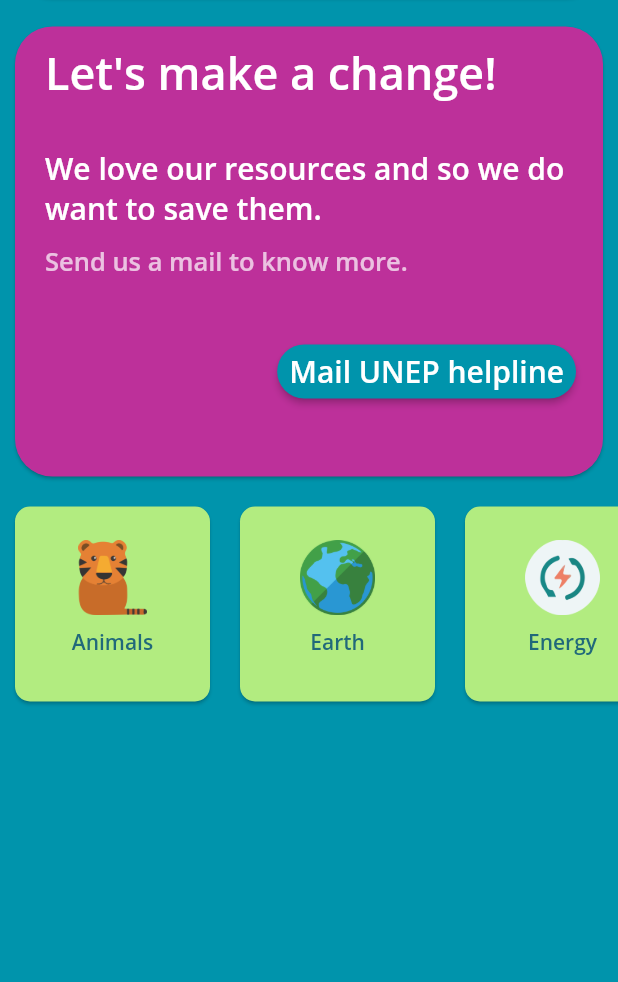
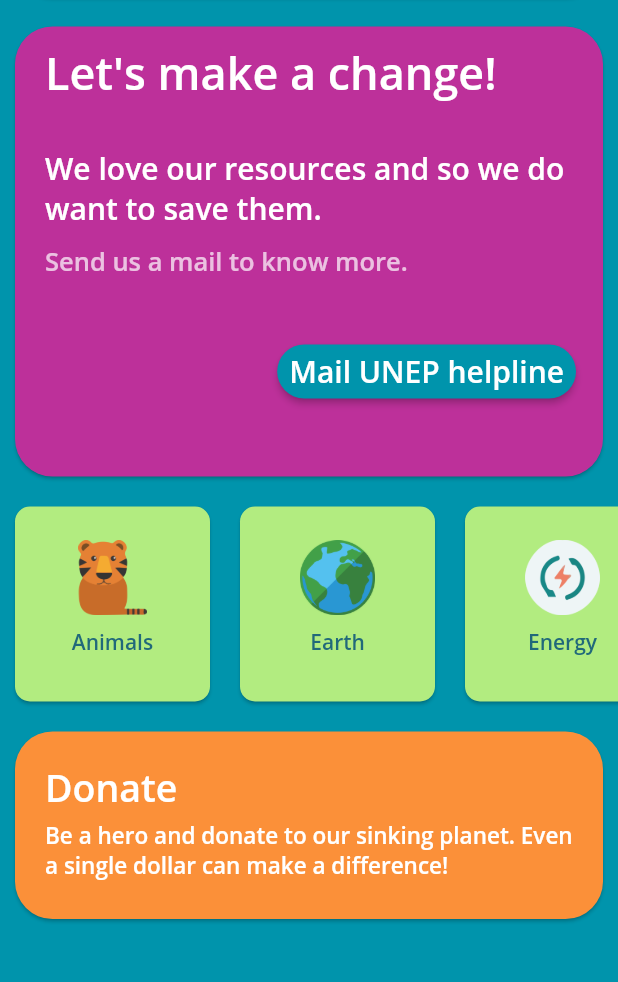
Before and after one commit to ameysunu/envirapp, a Flutter app: the screen it shows after launch, on a phone screen of 412 x 824 dp, the part 140-1122 px from its top. Run offline on Flutter 3.47's test engine with Material 2 defaults, Android fonts, the phone set to English and light mode, and no system bars; our stand-ins replace hexcolor.

```diff
--- a/lib/home.dart
+++ b/lib/home.dart
@@ -317,6 +317,49 @@ class _HomeState extends State<Home> {
                   ],
                 ),
               ),
+              Card(
+                color: Hexcolor('#FB9039'),
+                shape: RoundedRectangleBorder(
+                  borderRadius: BorderRadius.vertical(
+                    top: Radius.circular(25.0),
+                    bottom: Radius.circular(25.0),
+                  ),
+                ),
+                margin: EdgeInsets.symmetric(vertical: 10.0, horizontal: 10.0),
+                child: Column(
+                  children: <Widget>[
+                    Padding(
+                      padding: EdgeInsets.fromLTRB(20, 20, 20, 5),
+                      child: SizedBox(
+                        width: double.infinity,
+                        height: 100,
+                        child: Column(
+                          crossAxisAlignment: CrossAxisAlignment.start,
+                          children: <Widget>[
+                            Text(
+                              'Donate',
+                              style: TextStyle(
+                                  fontFamily: 'OpenSans',
+                                  fontSize: 25.0,
+                                  color: Hexcolor('#FFFFFF')),
+                            ),
+                            Padding(
+                              padding: const EdgeInsets.fromLTRB(0, 5, 0, 0),
+                              child: Text(
+                                'Be a hero and donate to our sinking planet. Even a single dollar can make a difference!',
+                                style: TextStyle(
+                                    fontFamily: 'OpenSans',
+                                    fontSize: 15.0,
+                                    color: Hexcolor('#FFFFFF')),
+                              ),
+                            ),
+                          ],
+                        ),
+                      ),
+                    ),
+                  ],
+                ),
+              ),
             ],
           ),
         ),
```
